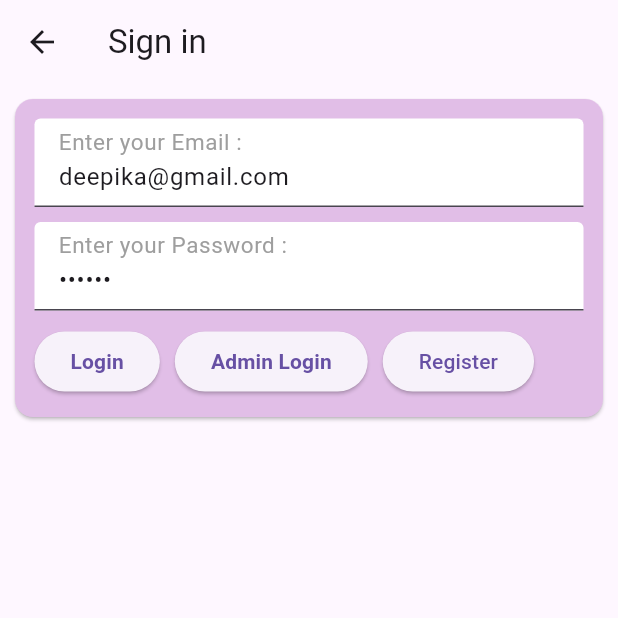
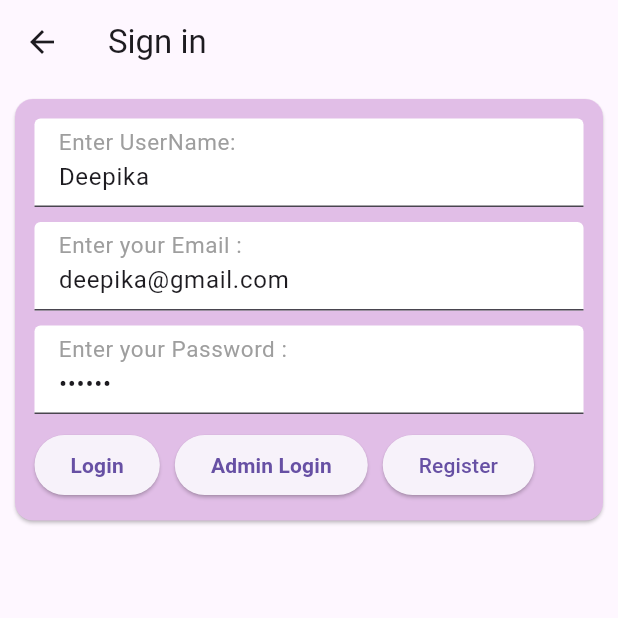
Before and after one commit to dxxpx/FarmVision, a Flutter app: the SignInPage screen opened directly, on a phone screen of 412 x 824 dp, the top half of it. Run offline on Flutter 3.47's test engine with Material 3 defaults, Android fonts, the phone set to English and light mode, and no system bars; our stand-ins replace dash_chat_2, firebase_auth, firebase_core, google_generative_ai; accounts and stored records are empty.

Commit message:
User name added

```diff
--- a/lib/Authentication/SignInPage.dart
+++ b/lib/Authentication/SignInPage.dart
@@ -10,6 +10,8 @@ class SignInPage extends StatefulWidget {
 }
 
 class _SignInPageState extends State<SignInPage> {
+  final TextEditingController usernameController =
+      TextEditingController(text: "Deepika");
   final TextEditingController emailController =
       TextEditingController(text: "deepika@gmail.com");
   final TextEditingController passwordController =
@@ -47,6 +49,15 @@ class _SignInPageState extends State<SignInPage> {
               padding: const EdgeInsets.all(13.0),
               child: Column(
                 children: [
+                  TextFormField(
+                    controller: usernameController,
+                    decoration: InputDecoration(
+                        labelText: "Enter UserName: ",
+                        labelStyle: TextStyle(color: Colors.grey, fontSize: 20),
+                        filled: true,
+                        fillColor: Colors.white),
+                  ),
+                  SizedBox(height: 10),
                   TextFormField(
                     controller: emailController,
                     decoration: InputDecoration(
```
